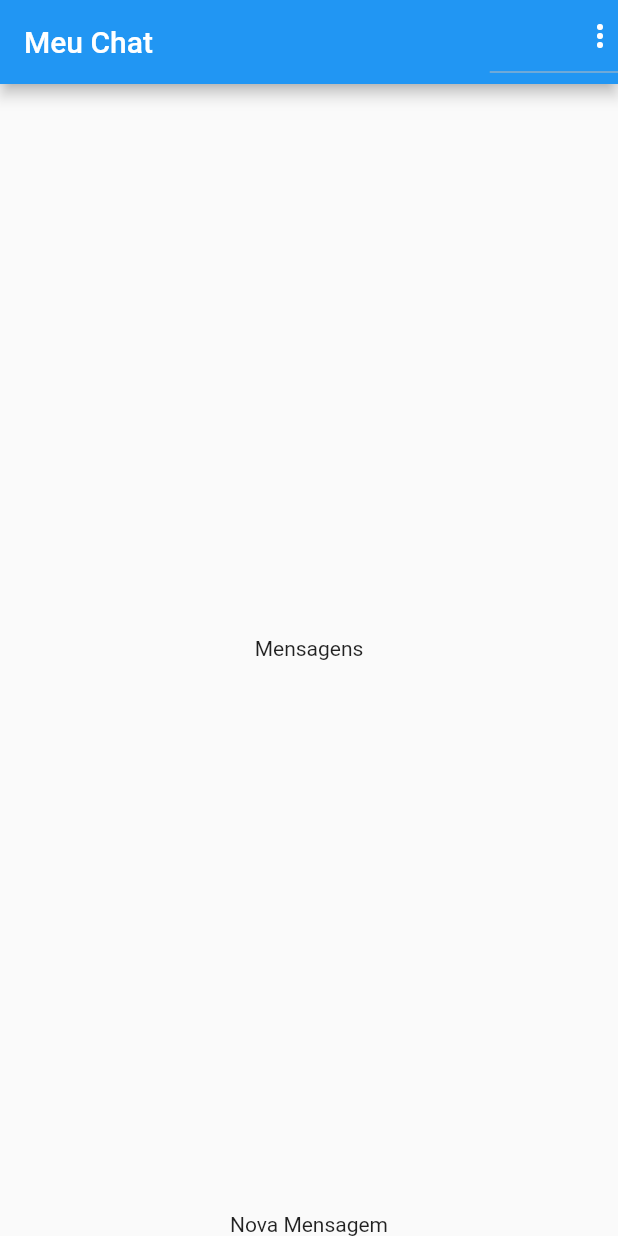
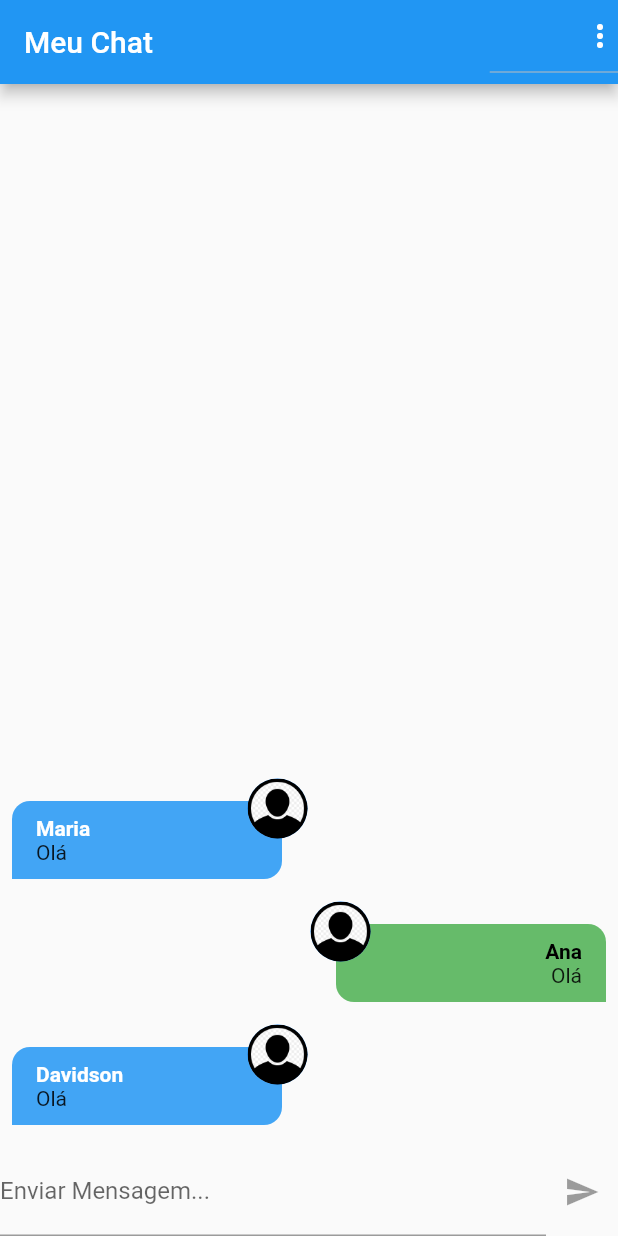
Before and after one commit to Davidson031/AplicacaoChatFlutter, a Flutter app: the screen it shows after launch, on a phone screen of 412 x 824 dp. Run offline on Flutter 3.47's test engine with Material 2 defaults, Android fonts, the phone set to English and light mode, and no system bars; our stand-ins replace image_picker; accounts and stored records are empty.

Commit message:
Novas paginas, services, models, providers e dependencias

```diff
--- /dev/null
+++ b/lib/core/models/chat_notification.dart
@@ -0,0 +1,9 @@
+class ChatNotification {
+
+  final String title;
+  final String body;
+
+  ChatNotification({required this.title, required this.body});
+
+
+}
--- a/lib/core/services/auth/auth_mock_service.dart
+++ b/lib/core/services/auth/auth_mock_service.dart
@@ -9,8 +9,8 @@ import 'package:chat/core/services/auth/auth_service.dart';
 class AuthMockService implements AuthService {
 
   static final _defaultUser = ChatUser(
-    id: '1',
-    name: 'Default',
+    id: '456',
+    name: 'Ana',
     email: 'default@default.com ',
     imageUrl: 'assets/images/avatar.png',
   );
--- a/lib/core/services/chat/chat_mock_service.dart
+++ b/lib/core/services/chat/chat_mock_service.dart
@@ -9,7 +9,7 @@ class ChatMockService implements ChatService {
 
     ChatMessage(id: '1', text: 'Olá', createdAt: DateTime.now(), userId: '123', userName: 'Davidson', userImageURL: 'assets/images/avatar.png'),
     ChatMessage(id: '2', text: 'Olá', createdAt: DateTime.now(), userId: '456', userName: 'Ana', userImageURL: 'assets/images/avatar.png'),
-    ChatMessage(id: '2', text: 'Olá', createdAt: DateTime.now(), userId: '789', userName: 'Maria', userImageURL: 'assets/images/avatar.png'),
+    ChatMessage(id: '3', text: 'Olá', createdAt: DateTime.now(), userId: '789', userName: 'Maria', userImageURL: 'assets/images/avatar.png'),
   ];
 
   static MultiStreamController<List<ChatMessage>>? _controller;
@@ -35,7 +35,7 @@ class ChatMockService implements ChatService {
         userImageURL: user.imageUrl);
 
     _msgs.add(newMessage);
-    _controller?.add(_msgs);
+    _controller?.add(_msgs.reversed.toList());
 
     return newMessage;
   }
--- /dev/null
+++ b/lib/core/services/notification/push_notification_service.dart
@@ -0,0 +1,19 @@
+import 'package:chat/core/models/chat_notification.dart';
+import 'package:flutter/cupertino.dart';
+
+class PushNotificationService with ChangeNotifier {
+  List<ChatNotification> _items = [];
+
+  List<ChatNotification> get items {
+    return [..._items];
+  }
+
+  void add(ChatNotification notification) {
+    _items.add(notification);
+    notifyListeners();
+  }
+
+  void remove(int i){
+    _items.removeAt(i);
+  }
+}
--- a/lib/main.dart
+++ b/lib/main.dart
@@ -1,7 +1,9 @@
+import 'package:chat/core/services/notification/push_notification_service.dart';
 import 'package:chat/screens/auth_or_app_page.dart';
 import 'package:chat/screens/auth_page.dart';
 import 'package:chat/screens/loading_page.dart';
 import 'package:flutter/material.dart';
+import 'package:provider/provider.dart';
 
 void main() {
   runApp(const MyApp());
@@ -13,7 +15,11 @@ class MyApp extends StatelessWidget {
   // This widget is the root of your application.
   @override
   Widget build(BuildContext context) {
-    return MaterialApp(
+    return MultiProvider(
+      providers: [
+        ChangeNotifierProvider(create: (_) => PushNotificationService()),
+      ],
+      child: MaterialApp(
         debugShowCheckedModeBanner: false,
         title: 'Flutter Demo',
         theme: ThemeData(
@@ -21,6 +27,7 @@ class MyApp extends StatelessWidget {
           primarySwatch: Colors.blue,
         ),
         home: const AuthOrAppPage(),
+      ),
     );
   }
 }
--- /dev/null
+++ b/lib/widgets/message_bubble.dart
@@ -0,0 +1,89 @@
+import 'dart:io';
+
+import 'package:chat/core/models/chat_message.dart';
+import 'package:flutter/material.dart';
+
+class MessageBuddle extends StatelessWidget {
+  final ChatMessage message;
+  final bool belongsToCurrentUser;
+  static const _defaultImage = 'assets/images/avatar.png';
+
+  const MessageBuddle(
+      {super.key, required this.message, required this.belongsToCurrentUser});
+
+  Widget _showUserImage(String imageUrl) {
+    ImageProvider? provider;
+
+    final uri = Uri.parse(imageUrl);
+
+    if (uri.path.contains(_defaultImage)) {
+      provider = const AssetImage(_defaultImage);
+    } else if (uri.scheme.contains('http')) {
+      provider = NetworkImage(uri.toString());
+    } else {
+      provider = FileImage(File(uri.toString()));
+    }
+
+    return CircleAvatar(
+      backgroundImage: provider,
+    );
+  }
+
+  @override
+  Widget build(BuildContext context) {
+    return Stack(
+      children: [
+        Row(
+          mainAxisAlignment: belongsToCurrentUser
+              ? MainAxisAlignment.end
+              : MainAxisAlignment.start,
+          children: [
+            Container(
+              width: 180,
+              padding: const EdgeInsets.symmetric(vertical: 10, horizontal: 16),
+              margin: const EdgeInsets.symmetric(vertical: 15, horizontal: 8),
+              decoration: BoxDecoration(
+                color: belongsToCurrentUser
+                    ? Colors.green.shade400
+                    : Colors.blue.shade400,
+                borderRadius: BorderRadius.only(
+                  topLeft: const Radius.circular(12),
+                  topRight: const Radius.circular(12),
+                  bottomLeft: belongsToCurrentUser
+                      ? const Radius.circular(12)
+                      : const Radius.circular(0),
+                  bottomRight: belongsToCurrentUser
+                      ? const Radius.circular(0)
+                      : const Radius.circular(12),
+                ),
+              ),
+              child: Column(
+                crossAxisAlignment: belongsToCurrentUser
+                    ? CrossAxisAlignment.end
+                    : CrossAxisAlignment.start,
+                children: [
+                  Text(message.userName,
+                      style: TextStyle(
+                        fontWeight: FontWeight.bold,
+                        color:
+                            belongsToCurrentUser ? Colors.black : Colors.white,
+                      )),
+                  Text(
+                    message.text,
+                    textAlign: belongsToCurrentUser ? TextAlign.right : TextAlign.left,
+                  ),
+                ],
+              ),
+            ),
+          ],
+        ),
+        Positioned(
+          top: 0,
+          left: belongsToCurrentUser ? null : 165,
+          right: belongsToCurrentUser ? 165 : null,
+          child: _showUserImage(message.userImageURL),
+        ),
+      ],
+    );
+  }
+}
--- a/lib/widgets/messages.dart
+++ b/lib/widgets/messages.dart
@@ -1,12 +1,39 @@
+import 'package:chat/core/models/chat_message.dart';
+import 'package:chat/core/services/auth/auth_service.dart';
+import 'package:chat/core/services/chat/chat_service.dart';
 import 'package:flutter/material.dart';
+
+import 'message_bubble.dart';
 
 class Messages extends StatelessWidget {
   const Messages({super.key});
 
   @override
   Widget build(BuildContext context) {
-    return Center(
-      child: Text('Mensagens'),
+    final currentUser = AuthService().currentUser;
+
+    return StreamBuilder<List<ChatMessage>>(
+      stream: ChatService().messagesStream(),
+      builder: (context, snapshot) {
+        if (snapshot.connectionState == ConnectionState.waiting) {
+          return const Center(child: CircularProgressIndicator());
+        } else if (!snapshot.hasData) {
+          return const Center(child: Text('Sem Dados'));
+        } else {
+          final msgs = snapshot.data!;
+          return ListView.builder(
+            reverse: true,
+            itemCount: msgs.length,
+            itemBuilder: (context, index) {
+              return MessageBuddle(
+                key: ValueKey(msgs[index].id),
+                message: msgs[index],
+                belongsToCurrentUser: currentUser?.id == msgs[index].userId,
+              );
+            },
+          );
+        }
+      },
     );
   }
 }
--- a/lib/widgets/new_message.dart
+++ b/lib/widgets/new_message.dart
@@ -1,12 +1,50 @@
+import 'package:chat/core/services/auth/auth_service.dart';
+import 'package:chat/core/services/chat/chat_service.dart';
 import 'package:flutter/material.dart';
 
-class NewMessage extends StatelessWidget {
+class NewMessage extends StatefulWidget {
   const NewMessage({super.key});
 
   @override
+  State<NewMessage> createState() => _NewMessageState();
+}
+
+class _NewMessageState extends State<NewMessage> {
+
+  String _enteredMessage ='';
+  final _messageController = TextEditingController();
+
+  Future<void> _sendMessage() async {
+
+    final user = AuthService().currentUser;
+
+    if(user != null){
+      await ChatService().save(_enteredMessage, user);
+      _messageController.clear();
+    }
+
+  }
+
+  @override
   Widget build(BuildContext context) {
-    return Center(
-      child: Text('Nova Mensagem'),
+    return Row(
+      children: [
+        Expanded(
+          child: TextField(
+            onChanged: (value) {
+              setState(() {
+                _enteredMessage = value;
+              });
+            },
+            controller: _messageController,
+            decoration: const InputDecoration(labelText: 'Enviar Mensagem...'),
+          ),
+        ),
+        IconButton(
+          onPressed: _enteredMessage.trim().isEmpty ? null : _sendMessage,
+          icon: Icon(Icons.send),
+        )
+      ],
     );
   }
 }
--- a/pubspec.yaml
+++ b/pubspec.yaml
@@ -37,6 +37,7 @@ dependencies:
   # The following adds the Cupertino Icons font to your application.
   # Use with the CupertinoIcons class for iOS style icons.
   cupertino_icons: ^1.0.2
+  provider: ^6.0.4
 
 dev_dependencies:
   flutter_test:
```
Also changed, not shown: lib/screens/chat_page.dart (+7 -6 lines), pubspec.lock. Lines whose indentation alone changed are shown as unchanged.
